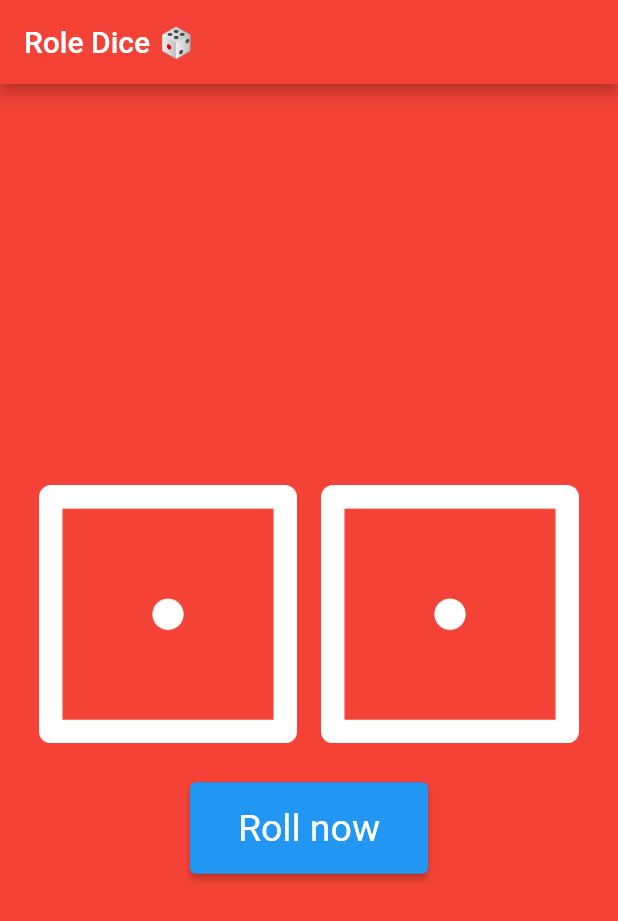
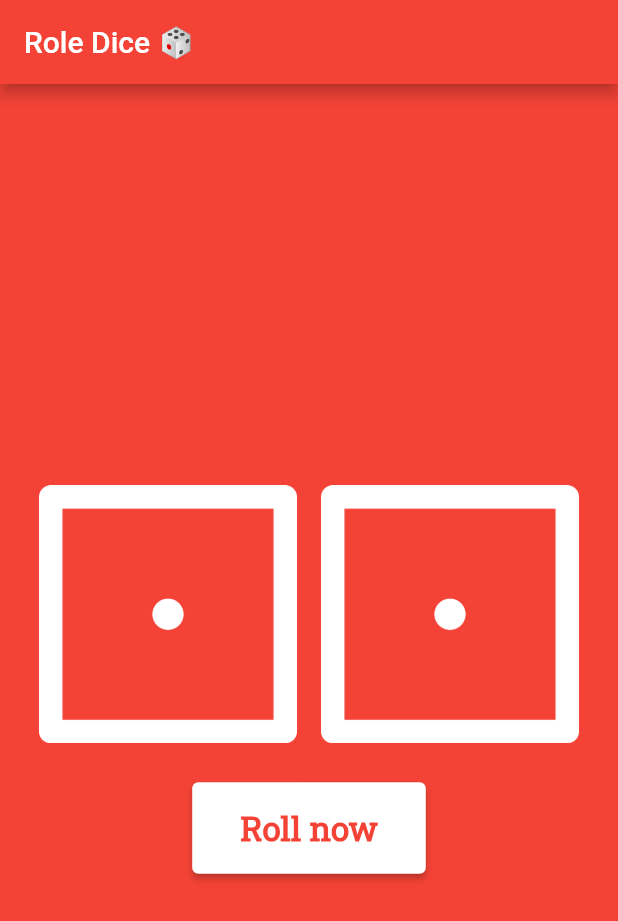
Before and after one commit to Lokie-codes/dice_project_flutter, a Flutter app: the screen it shows after launch, on a phone screen of 412 x 824 dp. Shown: the top 921 px of the screen. Run offline on Flutter 3.47's test engine with Material 2 defaults, Android fonts, the phone set to English and light mode, and no system bars.

Commit message:
addition of font family

```diff
--- a/lib/main.dart
+++ b/lib/main.dart
@@ -11,7 +11,7 @@ void main() {
           title: const Text('Role Dice 🎲'),
           backgroundColor: Colors.red,
         ),
-        body: DicePage(),
+        body: const DicePage(),
       ),
     ),
   );
@@ -75,7 +75,13 @@ class _DicePageState extends State<DicePage> {
               roll();
             },
             style: ElevatedButton.styleFrom(
-              textStyle: const TextStyle(fontSize: 25.0),
+              textStyle: const TextStyle(
+                fontSize: 22.0,
+                fontWeight: FontWeight.bold,
+                fontFamily: 'RobotoSlab',
+              ),
+              backgroundColor: Colors.white,
+              foregroundColor: Colors.red,
             ),
             child: const Padding(
               padding: EdgeInsets.all(16.0),
```
Also changed, not shown: pubspec.yaml (+4 -4 lines), fonts/RobotoSlab-Medium.ttf (added), fonts/RobotoSlab-Regular.ttf (added).
